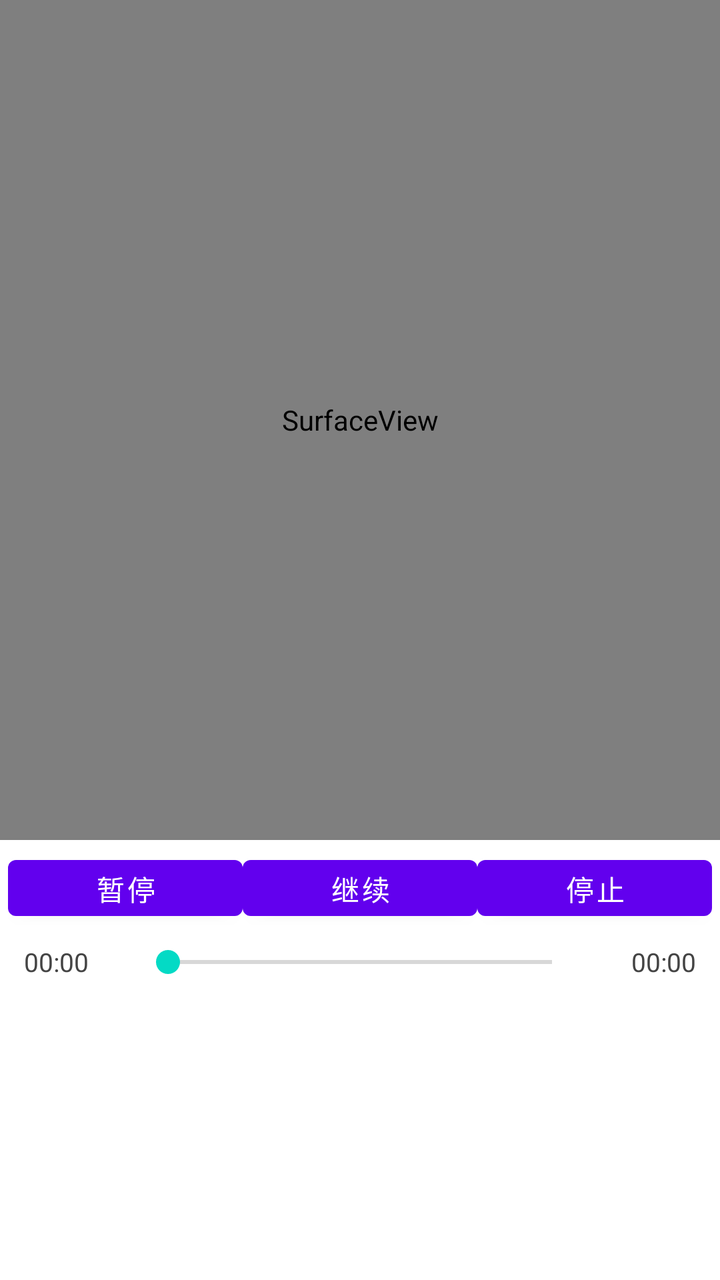
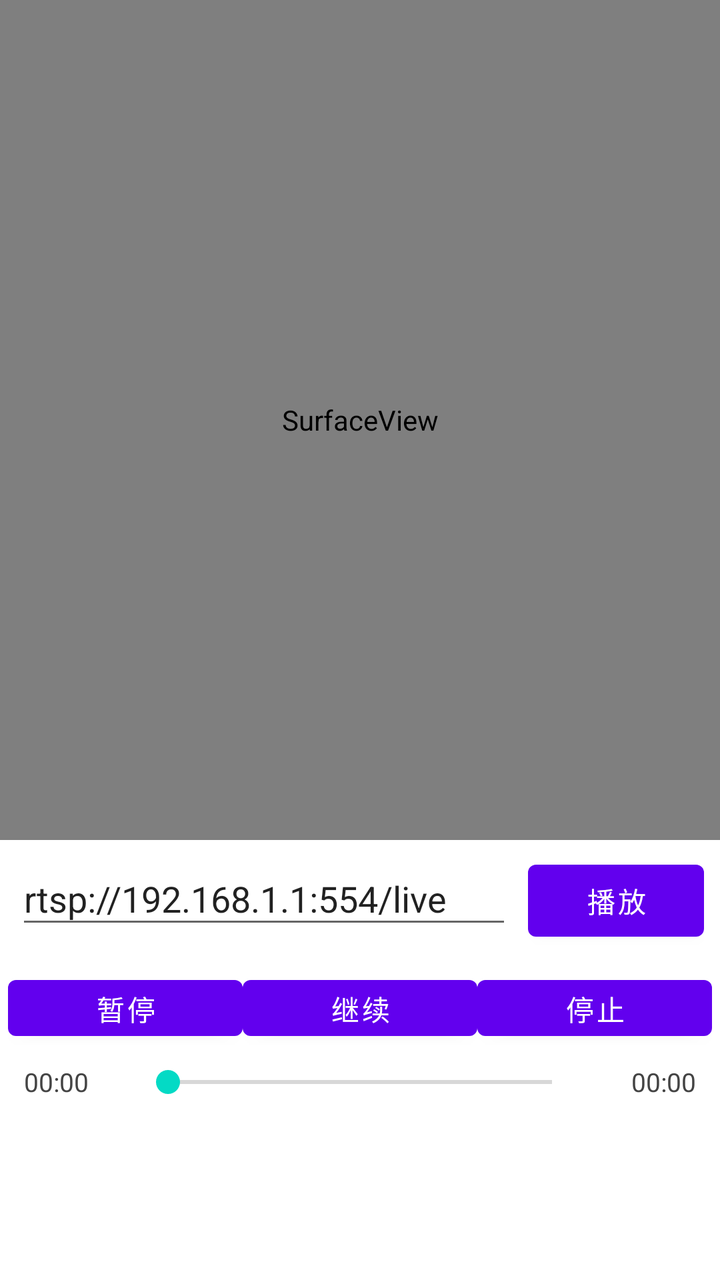

Before-and-after screenshots of an Android layout around one commit, followed by the original layout XML and the change that was made.
<!-- AndroidManifest.xml: application theme Theme.ABCPlayDemo -->
<!-- res/layout/activity_main.xml -->
<?xml version="1.0" encoding="utf-8"?>
<LinearLayout xmlns:android="http://schemas.android.com/apk/res/android"
    android:layout_width="match_parent"
    android:layout_height="match_parent"
    android:orientation="vertical">

    <SurfaceView
        android:id="@+id/surfaceView"
        android:layout_width="match_parent"
        android:layout_height="420dp" />

    <LinearLayout
        android:layout_width="match_parent"
        android:layout_height="48dp"
        android:orientation="horizontal"
        android:padding="4dp">

        <Button
            android:id="@+id/pauseButton"
            android:layout_width="0dp"
            android:layout_height="match_parent"
            android:layout_weight="1"
            android:text="暂停" />

        <Button
            android:id="@+id/resumeButton"
            android:layout_width="0dp"
            android:layout_height="match_parent"
            android:layout_weight="1"
            android:text="继续" />

        <Button
            android:id="@+id/stopButton"
            android:layout_width="0dp"
            android:layout_height="match_parent"
            android:layout_weight="1"
            android:text="停止" />

    </LinearLayout>

    <LinearLayout
        android:layout_width="match_parent"
        android:layout_height="wrap_content"
        android:orientation="horizontal"
        android:paddingStart="12dp"
        android:paddingTop="4dp"
        android:paddingEnd="12dp"
        android:paddingBottom="4dp">

        <TextView
            android:id="@+id/currentTimeText"
            android:layout_width="56dp"
            android:layout_height="wrap_content"
            android:gravity="center_vertical"
            android:text="00:00"
            android:textColor="#444444"
            android:textSize="13sp" />

        <SeekBar
            android:id="@+id/progressSeekBar"
            android:layout_width="0dp"
            android:layout_height="wrap_content"
            android:layout_weight="1"
            android:max="1000"
            android:progress="0" />

        <TextView
            android:id="@+id/durationTimeText"
            android:layout_width="56dp"
            android:layout_height="wrap_content"
            android:gravity="center_vertical|end"
            android:text="00:00"
            android:textColor="#444444"
            android:textSize="13sp" />

    </LinearLayout>

    <ScrollView
        android:layout_width="match_parent"
        android:layout_height="0dp"
        android:layout_weight="1">

        <TextView
            android:id="@+id/sample_text"
            android:layout_width="match_parent"
            android:layout_height="wrap_content"
            android:padding="12dp"
            android:textSize="14sp"
            android:textColor="#666666" />

    </ScrollView>

</LinearLayout>
<!-- resources referenced by this layout -->
<resources>
  <style name="Theme.ABCPlayDemo" parent="Theme.MaterialComponents.DayNight.DarkActionBar">
          
          <item name="colorPrimary">@color/purple_500</item>
          <item name="colorPrimaryVariant">@color/purple_700</item>
          <item name="colorOnPrimary">@color/white</item>
          
          <item name="colorSecondary">@color/teal_200</item>
          <item name="colorSecondaryVariant">@color/teal_700</item>
          <item name="colorOnSecondary">@color/black</item>
          
          <item name="android:statusBarColor">?attr/colorPrimaryVariant</item>
          
      </style>
  <color name="purple_500">#FF6200EE</color>
  <color name="purple_700">#FF3700B3</color>
  <color name="white">#FFFFFFFF</color>
  <color name="teal_200">#FF03DAC5</color>
  <color name="teal_700">#FF018786</color>
  <color name="black">#FF000000</color>
</resources>

<!-- the commit's change to res/layout/activity_main.xml (unified diff, before → after) -->
@@ -8,6 +8,36 @@
         android:id="@+id/surfaceView"
         android:layout_width="match_parent"
         android:layout_height="420dp" />
+
+    <LinearLayout
+        android:layout_width="match_parent"
+        android:layout_height="wrap_content"
+        android:orientation="horizontal"
+        android:paddingStart="8dp"
+        android:paddingTop="6dp"
+        android:paddingEnd="8dp"
+        android:paddingBottom="6dp">
+
+        <EditText
+            android:id="@+id/dataSourceInput"
+            android:layout_width="0dp"
+            android:layout_height="wrap_content"
+            android:layout_weight="1"
+            android:hint="输入本地路径或 rtsp:// 地址"
+            android:imeOptions="actionDone"
+            android:inputType="textUri"
+            android:maxLines="1"
+            android:singleLine="true"
+            android:text="rtsp://192.168.1.1:554/live" />
+
+        <Button
+            android:id="@+id/openButton"
+            android:layout_width="wrap_content"
+            android:layout_height="wrap_content"
+            android:layout_marginStart="8dp"
+            android:text="播放" />
+
+    </LinearLayout>
 
     <LinearLayout
         android:layout_width="match_parent"
